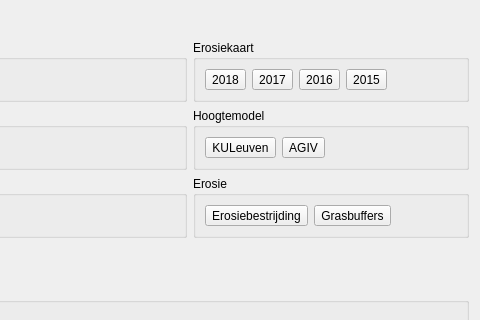
Old version of the form ui_mapswitchdialog.ui in the repository DOV-Vlaanderen/erosiebezwaren; both pictures show x 228 to 708 and y 0 to 320 of the 708 by 616 pixel window.
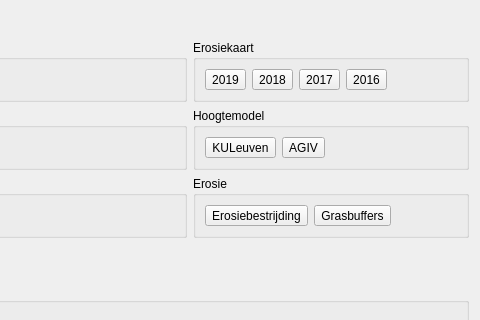
New version of the form. Icons and pictures are not drawn. Custom widgets are drawn as their Qt base class.

```diff
--- a/ui_mapswitchdialog.ui
+++ b/ui_mapswitchdialog.ui
@@ -107,6 +107,26 @@
         <bool>true</bool>
        </property>
        <layout class="QHBoxLayout" name="horizontalLayout_3">
+        <item>
+         <widget class="QToolButton" name="btn_erosie2019">
+          <property name="text">
+           <string>2019</string>
+          </property>
+          <property name="icon">
+           <iconset resource="resources.qrc">
+            <normaloff>:/icons/icons/map.png</normaloff>:/icons/icons/map.png</iconset>
+          </property>
+          <property name="iconSize">
+           <size>
+            <width>64</width>
+            <height>64</height>
+           </size>
+          </property>
+          <property name="toolButtonStyle">
+           <enum>Qt::ToolButtonTextUnderIcon</enum>
+          </property>
+         </widget>
+        </item>
         <item>
          <widget class="QToolButton" name="btn_erosie2018">
           <property name="text">
@@ -167,26 +187,6 @@
           </property>
          </widget>
         </item>
-        <item>
-         <widget class="QToolButton" name="btn_erosie2015">
-          <property name="text">
-           <string>2015</string>
-          </property>
-          <property name="icon">
-           <iconset resource="resources.qrc">
-            <normaloff>:/icons/icons/map.png</normaloff>:/icons/icons/map.png</iconset>
-          </property>
-          <property name="iconSize">
-           <size>
-            <width>64</width>
-            <height>64</height>
-           </size>
-          </property>
-          <property name="toolButtonStyle">
-           <enum>Qt::ToolButtonTextUnderIcon</enum>
-          </property>
-         </widget>
-        </item>
         <item>
          <spacer name="horizontalSpacer_3">
           <property name="orientation">
```
